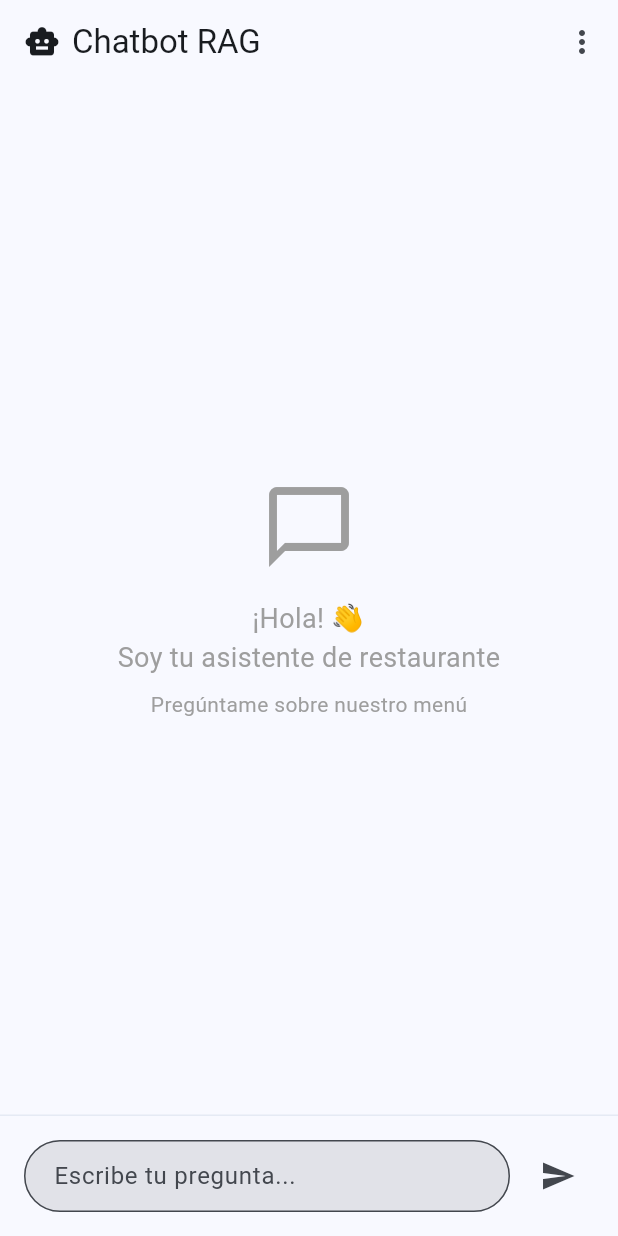
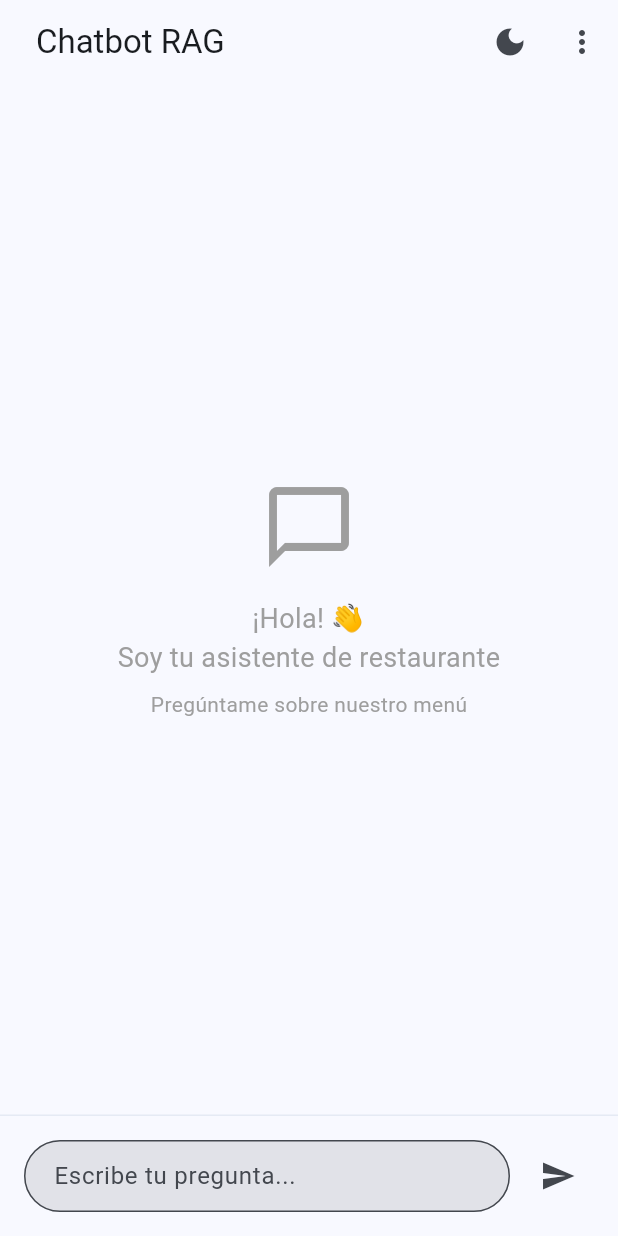
Before and after one commit to JosueACG17/ChatBot_RAG, a Flutter app: the screen it shows after launch, on a phone screen of 412 x 824 dp. Run offline on Flutter 3.47's test engine with Material 3 defaults, Android fonts, the phone set to English and light mode, and no system bars; our stand-ins replace dio, flutter_riverpod, flutter_spinkit, shared_preferences.

Commit message:
feat: implement message persistence and streaming support
- Add message persistence functionality to store chat history
- Implement theme persistence for user preferences
- Add streaming response support for real-time chat experience
- Enhance chatbot with data persistence capabilities

```diff
--- a/lib/core/models.dart
+++ b/lib/core/models.dart
@@ -1,6 +1,6 @@
 // Modelos para el chatbot RAG
 class Message {
-  final String role; // 'user' o 'assistant'
+  final String role;
   final String content;
   final DateTime timestamp;
 
@@ -9,6 +9,21 @@ class Message {
     required this.content,
     required this.timestamp,
   });
+
+  // Para persistencia
+  Map<String, dynamic> toJson() => {
+        'role': role,
+        'content': content,
+        'timestamp': timestamp.millisecondsSinceEpoch,
+      };
+
+  factory Message.fromJson(Map<String, dynamic> json) {
+    return Message(
+      role: json['role'] ?? '',
+      content: json['content'] ?? '',
+      timestamp: DateTime.fromMillisecondsSinceEpoch(json['timestamp'] ?? 0),
+    );
+  }
 }
 
 class ChatRequest {
--- a/lib/features/chat/chat_screen.dart
+++ b/lib/features/chat/chat_screen.dart
@@ -4,6 +4,7 @@ import '../../core/models.dart';
 import '../../widgets/message_bubble.dart';
 import '../../widgets/input_bar.dart';
 import '../../widgets/typing_indicator.dart';
+import '../../providers/theme_provider.dart';
 import 'chat_controller.dart';
 
 class ChatScreen extends ConsumerStatefulWidget {
@@ -60,12 +61,23 @@ class _ChatScreenState extends ConsumerState<ChatScreen> {
       appBar: AppBar(
         title: const Row(
           children: [
-            Icon(Icons.smart_toy),
             SizedBox(width: 8),
             Text('Chatbot RAG'),
           ],
         ),
         actions: [
+          // Botón para cambiar tema
+          IconButton(
+            icon: Icon(
+              Theme.of(context).brightness == Brightness.dark
+                  ? Icons.light_mode
+                  : Icons.dark_mode,
+            ),
+            onPressed: () {
+              ref.read(themeProvider.notifier).toggleTheme();
+            },
+            tooltip: 'Cambiar tema',
+          ),
           PopupMenuButton<String>(
             onSelected: (value) async {
               switch (value) {
--- a/lib/main.dart
+++ b/lib/main.dart
@@ -1,21 +1,25 @@
 import 'package:flutter/material.dart';
 import 'package:flutter_riverpod/flutter_riverpod.dart';
 import 'features/chat/chat_screen.dart';
+import 'providers/theme_provider.dart';
 
 void main() {
   runApp(const ProviderScope(child: MyApp()));
 }
 
-class MyApp extends StatelessWidget {
+class MyApp extends ConsumerWidget {
   const MyApp({super.key});
 
   @override
-  Widget build(BuildContext context) {
+  Widget build(BuildContext context, WidgetRef ref) {
+    final themeMode = ref.watch(themeProvider);
+
     return MaterialApp(
       title: 'Chatbot RAG',
       debugShowCheckedModeBanner: false,
       theme: _buildLightTheme(),
       darkTheme: _buildDarkTheme(),
+      themeMode: themeMode,
       home: const ChatScreen(),
     );
   }
--- a/pubspec.yaml
+++ b/pubspec.yaml
@@ -12,6 +12,7 @@ dependencies:
   dio: ^5.7.0
   flutter_riverpod: ^2.5.1
   flutter_spinkit: ^5.2.0
+  shared_preferences: ^2.2.2
 
 dev_dependencies:
   flutter_test:
```
Also changed, not shown: lib/core/api_client.dart (+22 -0 lines), lib/core/persistence_service.dart (added, +50 -0 lines), lib/features/chat/chat_controller.dart (+51 -7 lines), lib/features/chat/chat_repository.dart (+16 -0 lines), lib/providers/theme_provider.dart (added, +30 -0 lines), pubspec.lock, 1 other file.
